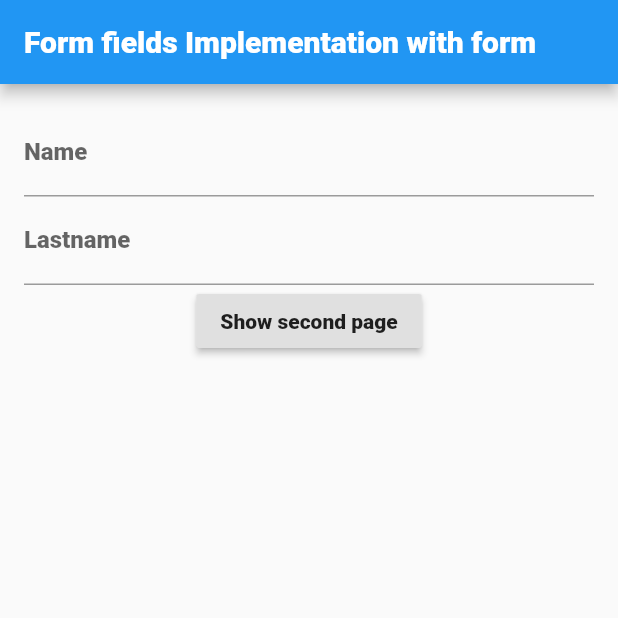
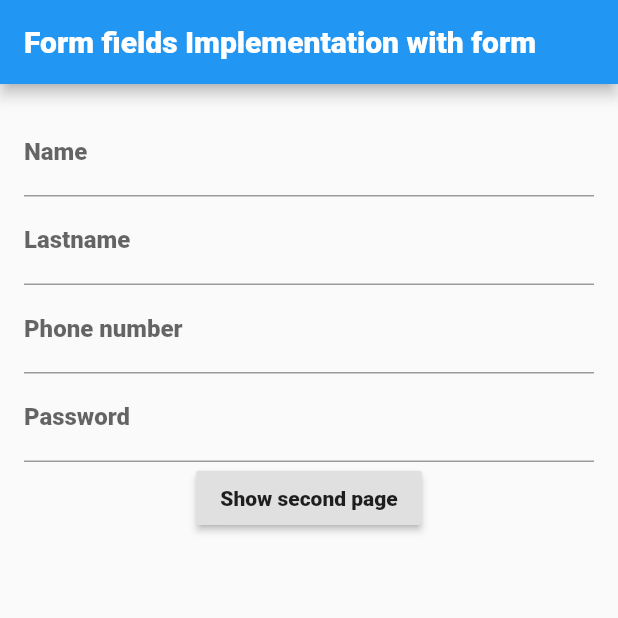
Before and after one commit to AlexixsGit/flutterYoutubeTutorial, a Flutter app: the screen it shows after launch, on a phone screen of 412 x 824 dp, the top half of it. Run offline on Flutter 3.47's test engine with Material 2 defaults, Android fonts, the phone set to English and light mode, and no system bars.

Commit message:
use of TextInputType

```diff
--- a/lib/pages/my_home_page.dart
+++ b/lib/pages/my_home_page.dart
@@ -48,6 +48,20 @@ class _MyHomePageState extends State<MyHomePage> {
                       return null;
                     },
                   ),
+                  TextFormField(
+                    keyboardType: TextInputType.number,
+                    decoration: InputDecoration(labelText: 'Phone number'),
+                    onSaved: (value) {
+                      print(value);
+                    },
+                  ),
+                  TextFormField(
+                    obscureText: true,
+                    decoration: InputDecoration(labelText: 'Password'),
+                    onSaved: (value) {
+                      print(value);
+                    },
+                  ),
                   RaisedButton(
                     onPressed: () {
                       _showSecondPage(context);
```
